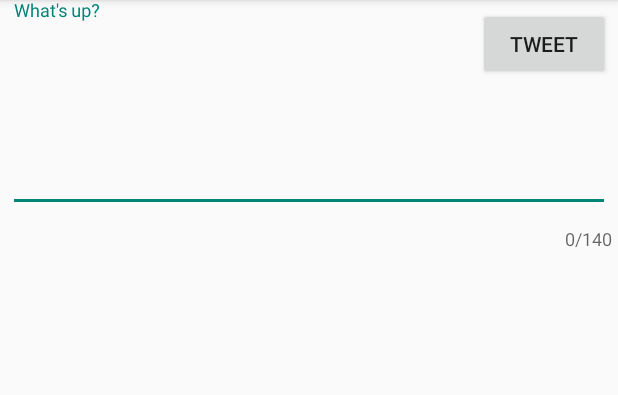
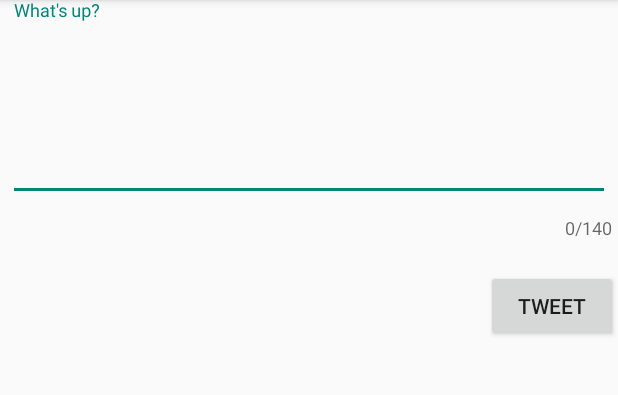
Before and after one commit to dannyg919/SimpleTweet, an Android app: the ComposeActivity screen opened directly, with no data from a screen before it, on a phone screen of 412 x 824 dp, the part 84-479 px from its top. Run offline under Robolectric (Android 15) with nearby library versions, the phone set to English and light mode, and no system bars; our stand-ins replace Room's generated code; libraries missing offline, so code that uses them is left out: com.codepath.asynchttpclient, com.facebook.stetho, org.parceler; 1 statement that could not run was skipped.

Commit message:
User can compose a Tweet and publish it to Twitter

```diff
--- a/app/build.gradle
+++ b/app/build.gradle
@@ -50,4 +50,6 @@ dependencies {
     implementation "androidx.room:room-runtime:$room_version"
     annotationProcessor "androidx.room:room-compiler:$room_version"
     implementation 'com.facebook.stetho:stetho:1.5.1'
+    implementation 'org.parceler:parceler-api:1.1.12'
+    annotationProcessor 'org.parceler:parceler:1.1.12'
 }
--- a/app/src/main/java/com/codepath/apps/simpletweet/ComposeActivity.java
+++ b/app/src/main/java/com/codepath/apps/simpletweet/ComposeActivity.java
@@ -2,21 +2,37 @@ package com.codepath.apps.simpletweet;
 
 import androidx.appcompat.app.AppCompatActivity;
 
+import android.content.Intent;
 import android.os.Bundle;
+import android.util.Log;
 import android.view.View;
 import android.widget.Button;
 import android.widget.EditText;
 import android.widget.Toast;
 
+import com.codepath.apps.simpletweet.models.Tweet;
+import com.codepath.asynchttpclient.callback.JsonHttpResponseHandler;
+
+import org.json.JSONException;
+import org.parceler.Parcels;
+
+import okhttp3.Headers;
+
 public class ComposeActivity extends AppCompatActivity {
     public static final int MAX_TWEET_LENGTH = 140;
+    public static final String TAG = "ComposeActivity";
+
     EditText etCompose;
     Button btnTweet;
+
+    TwitterClient client;
 
     @Override
     protected void onCreate(Bundle savedInstanceState) {
         super.onCreate(savedInstanceState);
         setContentView(R.layout.activity_compose);
+
+        client = TwitterApp.getRestClient(this);
 
         etCompose = findViewById(R.id.etCompose);
         btnTweet = findViewById(R.id.btnTweet);
@@ -35,8 +51,32 @@ public class ComposeActivity extends AppCompatActivity {
                     return;
 
                 }
-                Toast.makeText(ComposeActivity.this, tweetContent, Toast.LENGTH_LONG).show();
+
                 //Make an API CALL to Twitter to publish tweet
+                client.publishTweet(tweetContent, new JsonHttpResponseHandler() {
+                    @Override
+                    public void onSuccess(int statusCode, Headers headers, JSON json) {
+                        Log.i(TAG, "onSuccess to publish tweet");
+                        try {
+                            Tweet tweet = Tweet.fromJson(json.jsonObject);
+                            Log.i(TAG, "Tweet published says:" + tweet.body);
+
+                            Intent data = new Intent();
+                            data.putExtra("tweet", Parcels.wrap(tweet));
+                            setResult(RESULT_OK,data); //Put in data
+                            finish(); //Close activity
+                        } catch(JSONException e) {
+                            e.printStackTrace();
+                        }
+
+                    }
+
+                    @Override
+                    public void onFailure(int statusCode, Headers headers, String response, Throwable throwable) {
+                        Log.e(TAG, "onFailure to publish tweet", throwable);
+                    }
+                });
+
             }
         });
 
--- a/app/src/main/java/com/codepath/apps/simpletweet/models/Tweet.java
+++ b/app/src/main/java/com/codepath/apps/simpletweet/models/Tweet.java
@@ -5,6 +5,7 @@ import android.util.Log;
 import org.json.JSONArray;
 import org.json.JSONException;
 import org.json.JSONObject;
+import org.parceler.Parcel;
 
 import java.text.ParseException;
 import java.text.SimpleDateFormat;
@@ -12,6 +13,7 @@ import java.util.ArrayList;
 import java.util.List;
 import java.util.Locale;
 
+@Parcel
 public class Tweet {
     private static final int SECOND_MILLIS = 1000;
     private static final int MINUTE_MILLIS = 60 * SECOND_MILLIS;
@@ -23,6 +25,8 @@ public class Tweet {
     public String body;
     public String createdAt;
     public User user;
+
+    public Tweet() {}    //Needed by Parceler
 
 
     public static Tweet fromJson(JSONObject jsonObject) throws JSONException {
--- a/app/src/main/java/com/codepath/apps/simpletweet/models/User.java
+++ b/app/src/main/java/com/codepath/apps/simpletweet/models/User.java
@@ -2,13 +2,16 @@ package com.codepath.apps.simpletweet.models;
 
 import org.json.JSONException;
 import org.json.JSONObject;
+import org.parceler.Parcel;
 
+@Parcel
 public class User {
 
     public String name;
     public String screenName;
     public String publicImageUrl;
 
+    public User() {}    //Needed by Parceler
 
     public static User fromJson(JSONObject jsonObject) throws JSONException {
         User user = new User();
--- a/app/src/main/res/layout/activity_compose.xml
+++ b/app/src/main/res/layout/activity_compose.xml
@@ -6,16 +6,18 @@
     android:layout_height="match_parent"
     tools:context=".ComposeActivity">
 
+
     <com.google.android.material.textfield.TextInputLayout
+        android:id="@+id/textInput"
         android:layout_width="match_parent"
-        android:layout_height="wrap_content"
+        android:layout_height="180dp"
         app:counterEnabled="true"
         app:counterMaxLength="140">
 
         <EditText
             android:id="@+id/etCompose"
             android:layout_width="match_parent"
-        android:layout_height="wrap_content"
+            android:layout_height="123dp"
             android:layout_marginStart="5dp"
             android:layout_marginTop="5dp"
             android:layout_marginEnd="5dp"
@@ -32,9 +34,10 @@
         android:id="@+id/btnTweet"
         android:layout_width="wrap_content"
         android:layout_height="wrap_content"
-        android:layout_below="@+id/etCompose"
+        android:layout_below="@id/textInput"
         android:layout_alignParentEnd="true"
-        android:layout_marginTop="5dp"
-        android:layout_marginEnd="5dp"
+        android:layout_marginTop="0dp"
+        android:layout_marginEnd="0dp"
         android:text="Tweet" />
+
 </RelativeLayout>
```
Also changed, not shown: app/src/main/java/com/codepath/apps/simpletweet/TimelineActivity.java (+19 -2 lines), app/src/main/java/com/codepath/apps/simpletweet/TwitterClient.java (+10 -0 lines). Lines whose indentation alone changed are shown as unchanged.
